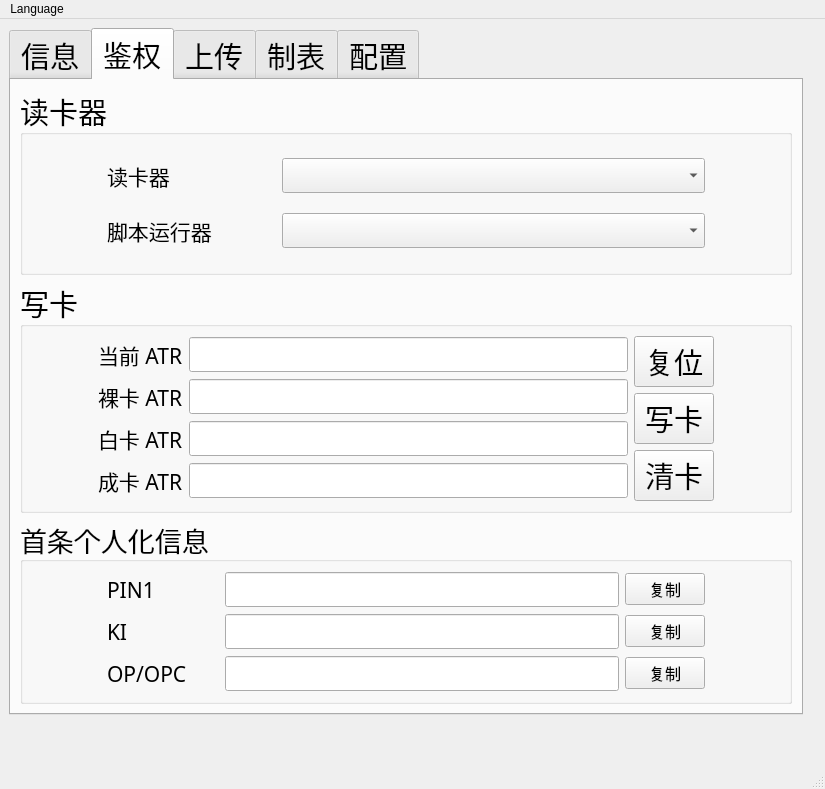
Qt form res/ui/main_window.ui (zelviner/DataHandler) before a commit.
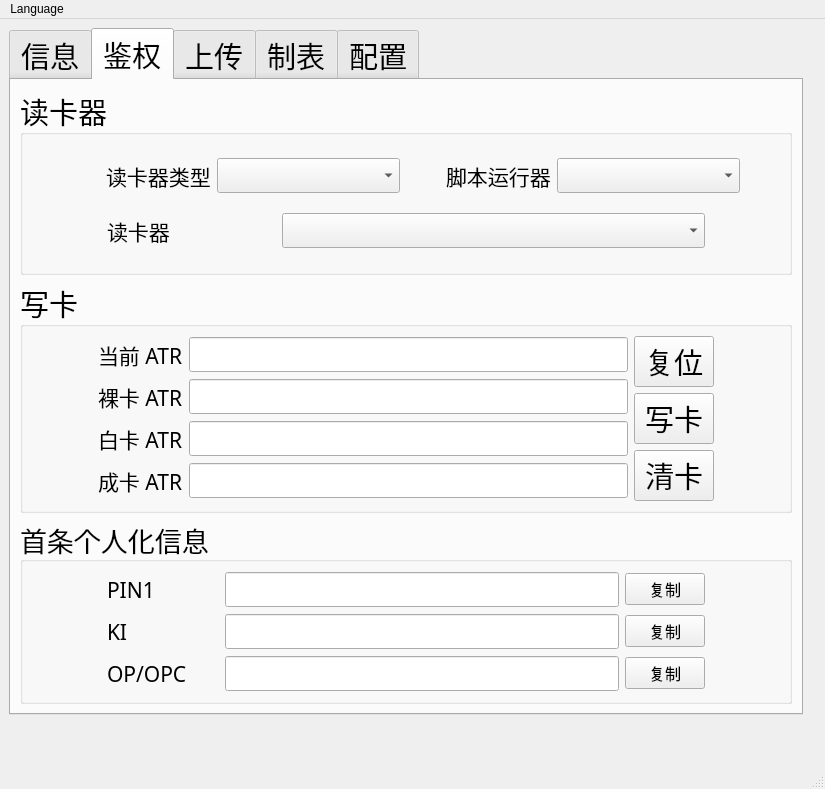
The same form after that commit. The open tabs and pages were chosen to show the change.

The edit to the form file:
```diff
--- a/res/ui/main_window.ui
+++ b/res/ui/main_window.ui
@@ -662,34 +662,32 @@
      <attribute name="title">
       <string>鉴权</string>
      </attribute>
-     <layout class="QVBoxLayout" name="verticalLayout_15">
-      <item>
-       <layout class="QVBoxLayout" name="verticalLayout_7">
-        <item>
-         <widget class="QGroupBox" name="groupBox_9">
-          <property name="title">
-           <string>读卡器</string>
-          </property>
-          <layout class="QHBoxLayout" name="horizontalLayout_57" stretch="1,8,1">
-           <item>
-            <spacer name="horizontalSpacer_44">
-             <property name="orientation">
-              <enum>Qt::Horizontal</enum>
-             </property>
-             <property name="sizeHint" stdset="0">
-              <size>
-               <width>87</width>
-               <height>20</height>
-              </size>
-             </property>
-            </spacer>
-           </item>
-           <item>
             <layout class="QVBoxLayout" name="verticalLayout_13">
              <item>
-              <layout class="QHBoxLayout" name="horizontalLayout_58" stretch="2,5">
+       <widget class="QGroupBox" name="groupBox_9">
+        <property name="title">
+         <string>读卡器</string>
+        </property>
+        <layout class="QVBoxLayout" name="verticalLayout_7">
                <item>
-                <widget class="QLabel" name="label_19">
+          <layout class="QHBoxLayout" name="horizontalLayout_37" stretch="1,4,0,4,0">
+           <item>
+            <spacer name="horizontalSpacer_41">
+             <property name="orientation">
+              <enum>Qt::Horizontal</enum>
+             </property>
+             <property name="sizeHint" stdset="0">
+              <size>
+               <width>40</width>
+               <height>20</height>
+              </size>
+             </property>
+            </spacer>
+           </item>
+           <item>
+            <layout class="QHBoxLayout" name="horizontalLayout_71" stretch="2,5">
+             <item>
+              <widget class="QLabel" name="label_26">
                  <property name="font">
                   <font>
                    <family>微软雅黑</family>
@@ -697,12 +695,12 @@
                   </font>
                  </property>
                  <property name="text">
-                  <string>读卡器</string>
+                <string>读卡器类型</string>
                  </property>
                 </widget>
                </item>
                <item>
-                <widget class="QComboBox" name="reader_combo_box">
+              <widget class="QComboBox" name="reader_type_combo_box">
                  <property name="font">
                   <font>
                    <family>微软雅黑</family>
@@ -713,6 +711,19 @@
                </item>
               </layout>
              </item>
+           <item>
+            <spacer name="horizontalSpacer_42">
+             <property name="orientation">
+              <enum>Qt::Horizontal</enum>
+             </property>
+             <property name="sizeHint" stdset="0">
+              <size>
+               <width>40</width>
+               <height>20</height>
+              </size>
+             </property>
+            </spacer>
+           </item>
              <item>
               <layout class="QHBoxLayout" name="horizontalLayout_59" stretch="2,5">
                <item>
@@ -740,6 +751,61 @@
                </item>
               </layout>
              </item>
+           <item>
+            <spacer name="horizontalSpacer_43">
+             <property name="orientation">
+              <enum>Qt::Horizontal</enum>
+             </property>
+             <property name="sizeHint" stdset="0">
+              <size>
+               <width>40</width>
+               <height>20</height>
+              </size>
+             </property>
+            </spacer>
+           </item>
+          </layout>
+         </item>
+         <item>
+          <layout class="QHBoxLayout" name="horizontalLayout_40" stretch="1,8,1">
+           <item>
+            <spacer name="horizontalSpacer_44">
+             <property name="orientation">
+              <enum>Qt::Horizontal</enum>
+             </property>
+             <property name="sizeHint" stdset="0">
+              <size>
+               <width>40</width>
+               <height>20</height>
+              </size>
+             </property>
+            </spacer>
+           </item>
+           <item>
+            <layout class="QHBoxLayout" name="horizontalLayout_58" stretch="2,5">
+             <item>
+              <widget class="QLabel" name="label_19">
+               <property name="font">
+                <font>
+                 <family>微软雅黑</family>
+                 <pointsize>16</pointsize>
+                </font>
+               </property>
+               <property name="text">
+                <string>读卡器</string>
+               </property>
+              </widget>
+             </item>
+             <item>
+              <widget class="QComboBox" name="reader_combo_box">
+               <property name="font">
+                <font>
+                 <family>微软雅黑</family>
+                 <pointsize>14</pointsize>
+                </font>
+               </property>
+              </widget>
+             </item>
             </layout>
            </item>
            <item>
@@ -749,11 +815,13 @@
              </property>
              <property name="sizeHint" stdset="0">
               <size>
-               <width>86</width>
+               <width>40</width>
                <height>20</height>
               </size>
              </property>
             </spacer>
+           </item>
+          </layout>
            </item>
           </layout>
          </widget>
@@ -1136,8 +1204,6 @@
            </item>
           </layout>
          </widget>
-        </item>
-       </layout>
       </item>
      </layout>
     </widget>
```
Lines whose indentation alone changed are shown as unchanged.
